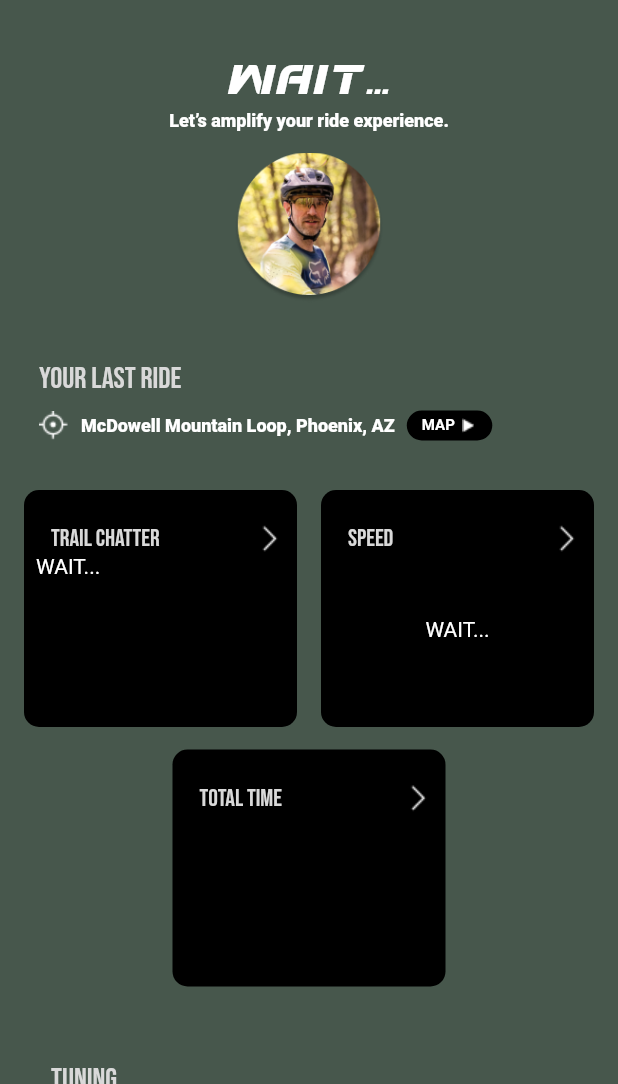
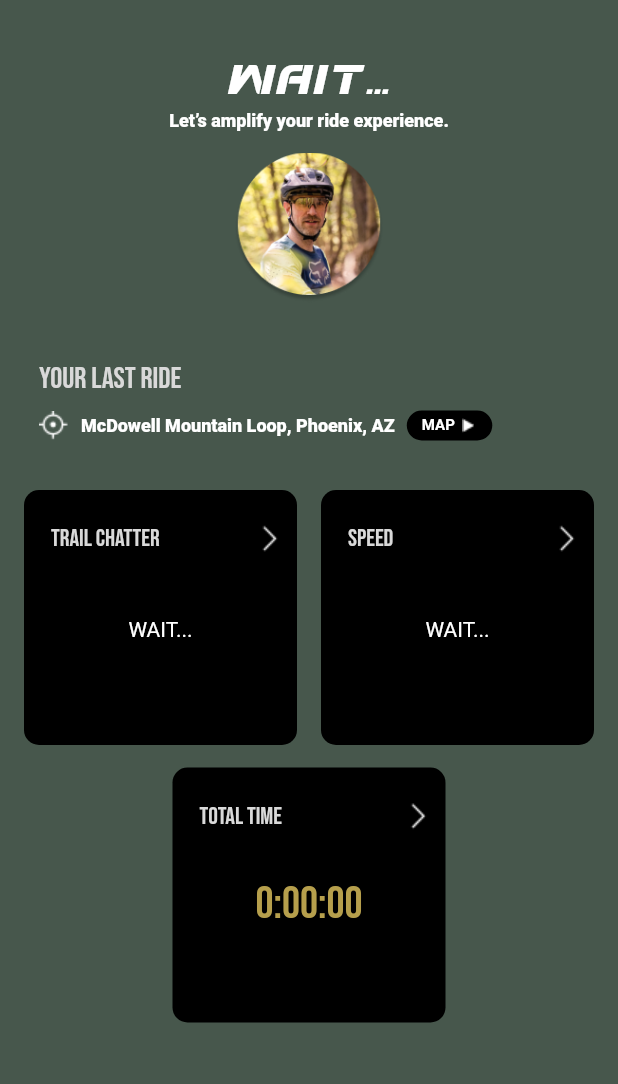
Before and after one commit to ayush290104/compagno-flutter, a Flutter app: the Dashboard screen opened by its route, on a phone screen of 412 x 824 dp, the part 152-1236 px from its top. Run offline on Flutter 3.47's test engine with Material 2 defaults, Android fonts, the phone set to English and light mode, and no system bars; our stand-ins replace bloc, dartz, dio, flutter_bloc, flutter_screenutil, geolocator and 5 more; missing offline and left inert: chart_sparkline, draw_graph, flutter_toastr, pretty_gauge; accounts and stored records are empty; network calls fail.

Commit message:
Kuch toh kiya h 3

```diff
--- a/lib/screens/dashboard/dashboard.dart
+++ b/lib/screens/dashboard/dashboard.dart
@@ -23,6 +23,9 @@ class Dashboard extends StatefulWidget {
 }
 
 class _DashboardState extends State<Dashboard> {
+  final List<String> trailXAxis = [];
+  final List<String> trailYAxis = [];
+  final List<String> speedYAxis = [];
   final List<Feature> features = [
     Feature(
       title: "Drink Water",
@@ -36,8 +39,55 @@ class _DashboardState extends State<Dashboard> {
     super.initState();
   }
 
+  void processTrailChatterData() {}
+
   @override
   Widget build(BuildContext context) {
+    trailXAxis.clear();
+    trailYAxis.clear();
+    speedYAxis.clear();
+    // Process trailChatter distance
+    if (dashboardCubit.dashboardClass?.data?.trailChatter?.distance != null) {
+      for (var i
+          in dashboardCubit.dashboardClass!.data!.trailChatter!.distance!) {
+        List<String> timeComponents = i.split(':');
+        String hrMin = '${timeComponents[0]}:${timeComponents[1]}';
+        trailXAxis.add(hrMin);
+      }
+    }
+
+    // Calculate X values
+    String firstXValue = trailXAxis.isNotEmpty ? trailXAxis.first : '';
+    String middleXValue =
+        trailXAxis.length > 2 ? trailXAxis[trailXAxis.length ~/ 2] : '';
+    String lastXValue = trailXAxis.isNotEmpty ? trailXAxis.last : '';
+
+    // Process trailChatter data
+    if (dashboardCubit.dashboardClass?.data?.trailChatter?.data != null) {
+      for (var i in dashboardCubit.dashboardClass!.data!.trailChatter!.data!) {
+        trailYAxis.add(i.toString());
+      }
+    }
+
+    // Calculate Y values
+    String firstYValue = trailYAxis.isNotEmpty ? trailYAxis.first : '';
+    String middleYValue =
+        trailYAxis.length > 2 ? trailYAxis[trailYAxis.length ~/ 2] : '';
+    String lastYValue = trailYAxis.isNotEmpty ? trailYAxis.last : '';
+
+    // Process trailChatter data
+    if (dashboardCubit.dashboardClass?.data?.speed?.speed != null) {
+      for (var i in dashboardCubit.dashboardClass!.data!.speed!.speed!) {
+        speedYAxis.add(i.toString());
+      }
+    }
+
+    // Calculate Y values
+    String sYValue = speedYAxis.isNotEmpty ? speedYAxis.first : '';
+    String sMYValue =
+        speedYAxis.length > 2 ? speedYAxis[speedYAxis.length ~/ 2] : '';
+    String sLYValue = speedYAxis.isNotEmpty ? speedYAxis.last : '';
+
     return MultiBlocProvider(
       providers: [
         BlocProvider.value(
@@ -182,14 +232,14 @@ class _DashboardState extends State<Dashboard> {
                     },
                     child: Container(
                       width: MediaQuery.of(context).size.width / 2 - 8 * 3,
-                      height: 158,
+                      height: 170,
                       decoration: BoxDecoration(
                           borderRadius: BorderRadius.circular(10),
                           color: AppColors.k000000),
                       child: Column(
                         children: [
                           Padding(
-                            padding: const EdgeInsets.only(top: 23,right: 10),
+                            padding: const EdgeInsets.only(top: 23, right: 10),
                             child: Row(
                               mainAxisAlignment: MainAxisAlignment.spaceAround,
                               children: [
@@ -201,7 +251,9 @@ class _DashboardState extends State<Dashboard> {
                                   ),
                                 ),
                                 Spacer(),
-                                SizedBox(child: Image.asset("assets/images/iconsforword.png"))
+                                SizedBox(
+                                    child: Image.asset(
+                                        "assets/images/iconsforword.png"))
                               ],
                             ),
                           ),
@@ -211,8 +263,7 @@ class _DashboardState extends State<Dashboard> {
                               return (dashboardCubit.dashboardClass!.data!
                                           .trailChatter!.data!.length >
                                       1)
-                                  ?
-                              LineGraph(
+                                  ? LineGraph(
                                       features: [
                                         Feature(
                                           title: "TRAIL CHATTER",
@@ -229,26 +280,16 @@ class _DashboardState extends State<Dashboard> {
                                                   2 -
                                               8 * 3,
                                           100),
-                                      labelX: const [
-                                        "0.1", "0.2"
-                                        // for (var i in dashboardCubit
-                                        //     .dashboardClass!
-                                        //     .data!
-                                        //     .trailChatter!
-                                        //     .data!)
-                                        //   i.toString()
+                                      labelX: [
+                                        firstXValue,
+                                        middleXValue,
+                                        lastXValue
                                       ],
 
-                                      labelY: const [
-
-                                        // for (var i in dashboardCubit
-                                        //     .dashboardClass!
-                                        //     .data!
-                                        //     .trailChatter!
-                                        //     .data!)
-                                        // //   i.toString()
-                                        // "0.1",
-                                        // "0.2"
+                                      labelY: [
+                                        firstYValue,
+                                        middleYValue,
+                                        lastYValue
                                       ],
                                       //showDescription: true,
                                       graphColor: Colors.white,
@@ -268,29 +309,34 @@ class _DashboardState extends State<Dashboard> {
                             } else {
                               return SizedBox(
                                   width: MediaQuery.of(context).size.width / 2 -
-                                      8 * 5,
+                                      8 * 6,
                                   height: 100,
+                                  child: Align(
+                                    alignment: Alignment.center,
                                     child: const Text("WAIT...",
-                                      style: TextStyle(color: Colors.white)));
+                                        style: TextStyle(color: Colors.white)),
+                                  ));
                             }
                           }),
                         ],
                       ),
                     ),
                   ),
-                  InkWell(
+                  Container(
+                    width: MediaQuery.of(context).size.width / 2 - 8 * 3,
+                    height: 170,
+                    decoration: BoxDecoration(
+                      borderRadius: BorderRadius.circular(10),
+                      color: AppColors.k000000,
+                    ),
+                    child: InkWell(
                       onTap: () {
                         Navigator.push(
                           context,
                           MaterialPageRoute(
-                              builder: (context) => const SpeedGraph()));
+                              builder: (context) => const SpeedGraph()),
+                        );
                       },
-                    child: Container(
-                      width: MediaQuery.of(context).size.width / 2 - 8 * 3,
-                      height: 158,
-                      decoration: BoxDecoration(
-                          borderRadius: BorderRadius.circular(10),
-                          color: AppColors.k000000),
                       child: Column(
                         children: [
                           Padding(
@@ -305,7 +351,7 @@ class _DashboardState extends State<Dashboard> {
                                     style: k16_400_bebas,
                                   ),
                                 ),
-                                Spacer(),
+                                const Spacer(),
                                 Padding(
                                   padding: const EdgeInsets.only(right: 10),
                                   child: Image.asset(
@@ -321,38 +367,50 @@ class _DashboardState extends State<Dashboard> {
                                   width: MediaQuery.of(context).size.width / 2 -
                                       8 * 5,
                                   height: 100,
-                                  child: Align(
+                                  child: const Align(
                                     alignment: Alignment.center,
-                                    child: const Text("WAIT...",
-                                        style: TextStyle(color: Colors.white)),
-                                  ));
+                                    child: Text(
+                                      "WAIT...",
+                                      style: TextStyle(color: Colors.white),
+                                    ),
+                                  ),
+                                );
                               }
 
                               if (dashboardCubit.dashboardClass!.data!.speed!
                                       .speed!.length >
                                   1) {
-                              return LineGraph(
+                                return SizedBox(
+                                  width: MediaQuery.of(context).size.width / 2 -
+                                      8 * 5,
+                                  height: 100,
+                                  child: LineGraph(
                                     features: [
                                       Feature(
                                         title: "speed",
                                         color: AppColors.kB69F4C,
                                         data: fnToDouble(dashboardCubit
-                                          .dashboardClass!.data!.speed!.speed!))
+                                            .dashboardClass!
+                                            .data!
+                                            .speed!
+                                            .speed!),
+                                      )
                                     ],
                                     size: Size(
-                                    MediaQuery.of(context).size.width / 4, 100),
+                                      MediaQuery.of(context).size.width / 2 -
+                                          8 * 5,
+                                      100,
+                                    ),
                                     labelX: [
-                                  for (var i in dashboardCubit
-                                      .dashboardClass!.data!.speed!.speed!)
-                                    ''
+                                      firstXValue,
+                                      middleXValue,
+                                      lastXValue
                                     ],
-                                labelY: const ["0.1"],
-                                // .getLabelYMin(),
-                                //showDescription: true,
+                                    labelY: [sYValue, sMYValue, sLYValue],
                                     graphColor: Colors.white,
                                     graphOpacity: 0.2,
                                     verticalFeatureDirection: true,
-                                // descriptionHeight: 100,
+                                  ),
                                 );
                               }
                               return SizedBox(
@@ -361,12 +419,15 @@ class _DashboardState extends State<Dashboard> {
                                 height: 100,
                                 child: const Text(
                                   "sorry, we need more data to display it!",
-                                    style: TextStyle(color: Colors.white)));
-                          }),
+                                  style: TextStyle(color: Colors.white),
+                                ),
+                              );
+                            },
+                          ),
                         ],
                       ),
                     ),
-                  ),
+                  )
                 ],
               ),
               const SizedBox(
@@ -377,7 +438,7 @@ class _DashboardState extends State<Dashboard> {
                 children: [
                   Container(
                     width: MediaQuery.of(context).size.width / 2 - 8 * 3,
-                    height: 158,
+                    height: 170,
                     decoration: BoxDecoration(
                         borderRadius: BorderRadius.circular(10),
                         color: AppColors.k000000),
@@ -399,13 +460,17 @@ class _DashboardState extends State<Dashboard> {
                                 padding: const EdgeInsets.only(right: 10),
                                 child: Image.asset(
                                     "assets/images/iconsforword.png"),
-                              )
+                              ),
                             ],
                           ),
                         ),
                         const SizedBox(
                           height: 30,
                         ),
+                        Text(
+                            dashboardCubit.dashboardClass?.data!.totalTime! ??
+                                "0:00:00",
+                            style: k30_400_bebas),
                       ],
                     ),
                   ),
@@ -494,7 +559,7 @@ class _DashboardState extends State<Dashboard> {
                 child: Row(
                   children: [
                     Text(
-                      "PREVIOUS rIDES",
+                      "PREVIOUS RIDES",
                       style: k20_400_bebas,
                     )
                   ],
--- a/lib/screens/dashboard/home_page_response_model.dart
+++ b/lib/screens/dashboard/home_page_response_model.dart
@@ -40,7 +40,7 @@ class Data {
     final TrailChatter? trailChatter;
      final Speed? speed;
       final Map<String, num>? turnIncline;
-    // final String? totalTime;
+    final String? totalTime;
 
     Data({
         this.user,
@@ -50,7 +50,7 @@ class Data {
         this.trailChatter,
          this.speed,
          this.turnIncline,
-        // this.totalTime,
+        this.totalTime,
     });
 
     factory Data.fromRawJson(String str) => Data.fromJson(json.decode(str));
@@ -65,7 +65,7 @@ class Data {
          trailChatter: json["trail_chatter"] == null ? null : TrailChatter.fromJson(json["trail_chatter"]),
          speed: json["speed"] == null ? null : Speed.fromJson(json["speed"]),
          turnIncline: Map.from(json["turn_incline"]!).map((k, v) => MapEntry<String, num>(k, v)),
-        // totalTime: json["total_time"],
+        totalTime: json["total_time"],
     );
 
     Map<String, dynamic> toJson() => {
@@ -76,7 +76,7 @@ class Data {
          "trail_chatter": trailChatter?.toJson(),
         "speed": speed?.toJson(),
          "turn_incline": Map.from(turnIncline!).map((k, v) => MapEntry<String, dynamic>(k, v)),
-        // "total_time": totalTime,
+        "total_time": totalTime,
     };
 }
 
```
Also changed, not shown: pubspec.lock. Lines whose indentation alone changed are shown as unchanged.
